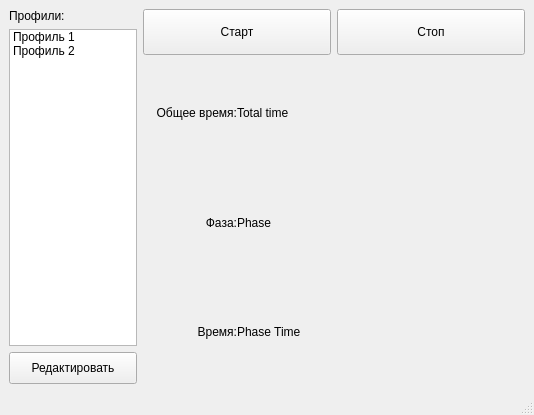
This is src/TrainerWindow/trainer.ui in dvarubla/breathe_trainer as Qt 5 draws it before an edit. The edited form follows.
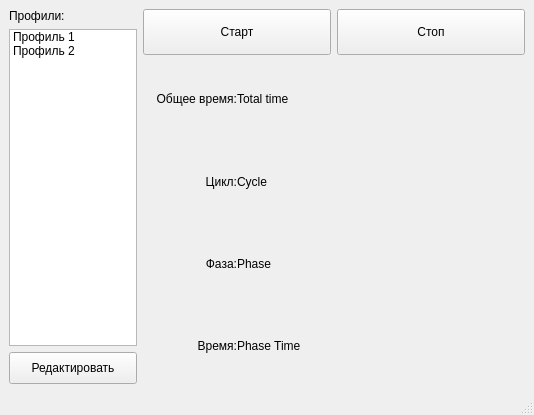
This is the edited form. Icons and pictures are not drawn. Custom widgets are drawn as their Qt base class.

Commit message: Cycle number

```diff
--- a/src/TrainerWindow/trainer.ui
+++ b/src/TrainerWindow/trainer.ui
@@ -34,21 +34,7 @@
         <property name="horizontalSpacing">
          <number>0</number>
         </property>
-        <item row="1" column="1">
-         <widget class="QLabel" name="phase">
-          <property name="text">
-           <string>Phase</string>
-          </property>
-         </widget>
-        </item>
-        <item row="2" column="1">
-         <widget class="QLabel" name="phaseTime">
-          <property name="text">
-           <string>Phase Time</string>
-          </property>
-         </widget>
-        </item>
-        <item row="1" column="0">
+        <item row="2" column="0">
          <widget class="QLabel" name="label_2">
           <property name="text">
            <string>Фаза:</string>
@@ -65,6 +51,13 @@
           </property>
          </widget>
         </item>
+        <item row="3" column="1">
+         <widget class="QLabel" name="phaseTime">
+          <property name="text">
+           <string>Phase Time</string>
+          </property>
+         </widget>
+        </item>
         <item row="0" column="0">
          <widget class="QLabel" name="label_3">
           <property name="text">
@@ -75,7 +68,14 @@
           </property>
          </widget>
         </item>
-        <item row="2" column="0">
+        <item row="2" column="1">
+         <widget class="QLabel" name="phase">
+          <property name="text">
+           <string>Phase</string>
+          </property>
+         </widget>
+        </item>
+        <item row="3" column="0">
          <widget class="QLabel" name="label">
           <property name="text">
            <string>Время:</string>
@@ -85,6 +85,23 @@
           </property>
          </widget>
         </item>
+        <item row="1" column="0">
+         <widget class="QLabel" name="label_5">
+          <property name="text">
+           <string>Цикл:</string>
+          </property>
+          <property name="alignment">
+           <set>Qt::AlignRight|Qt::AlignTrailing|Qt::AlignVCenter</set>
+          </property>
+         </widget>
+        </item>
+        <item row="1" column="1">
+         <widget class="QLabel" name="cycleNum">
+          <property name="text">
+           <string>Cycle</string>
+          </property>
+         </widget>
+        </item>
        </layout>
       </item>
       <item row="1" column="1">
```
The commit also changes 7 other files.
